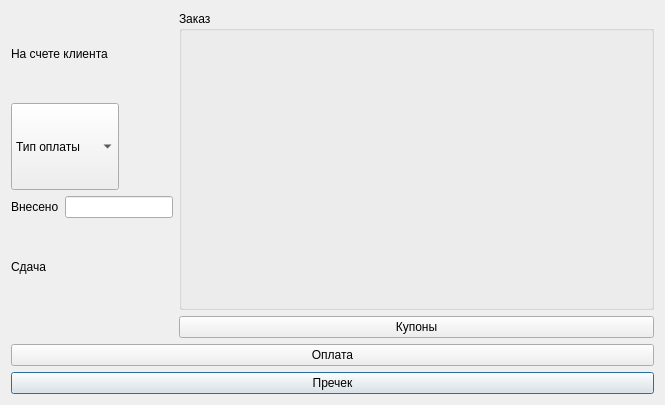
Qt form ui/cashbox.ui (DaniilSmirnov/DobroeMesto) before a commit.
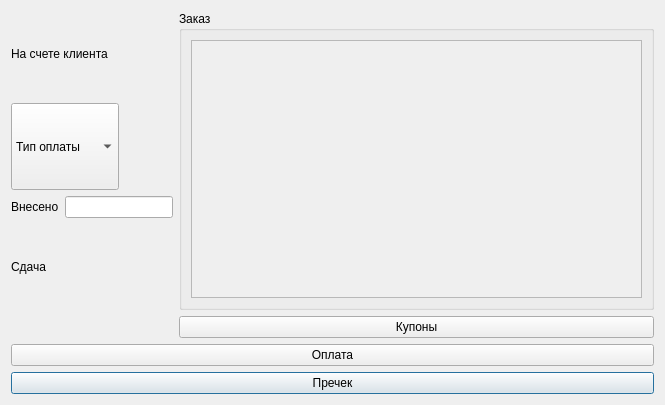
The same form after that commit.

Commit message: Фикс экрана оплаты

Patch:
```diff
--- a/ui/cashbox.ui
+++ b/ui/cashbox.ui
@@ -93,7 +93,26 @@
                     <property name="title">
                         <string>Заказ</string>
                     </property>
-                    <layout class="QGridLayout" name="gridLayout_2"/>
+                    <layout class="QVBoxLayout" name="verticalLayout">
+                        <item>
+                            <widget class="QScrollArea" name="scrollArea">
+                                <property name="widgetResizable">
+                                    <bool>true</bool>
+                                </property>
+                                <widget class="QWidget" name="scrollAreaWidgetContents">
+                                    <property name="geometry">
+                                        <rect>
+                                            <x>0</x>
+                                            <y>0</y>
+                                            <width>460</width>
+                                            <height>263</height>
+                                        </rect>
+                                    </property>
+                                    <layout class="QGridLayout" name="gridLayout_2"/>
+                                </widget>
+                            </widget>
+                        </item>
+                    </layout>
                 </widget>
             </item>
             <item row="3" column="0" colspan="2">
```
The commit also changes 1 other file.
